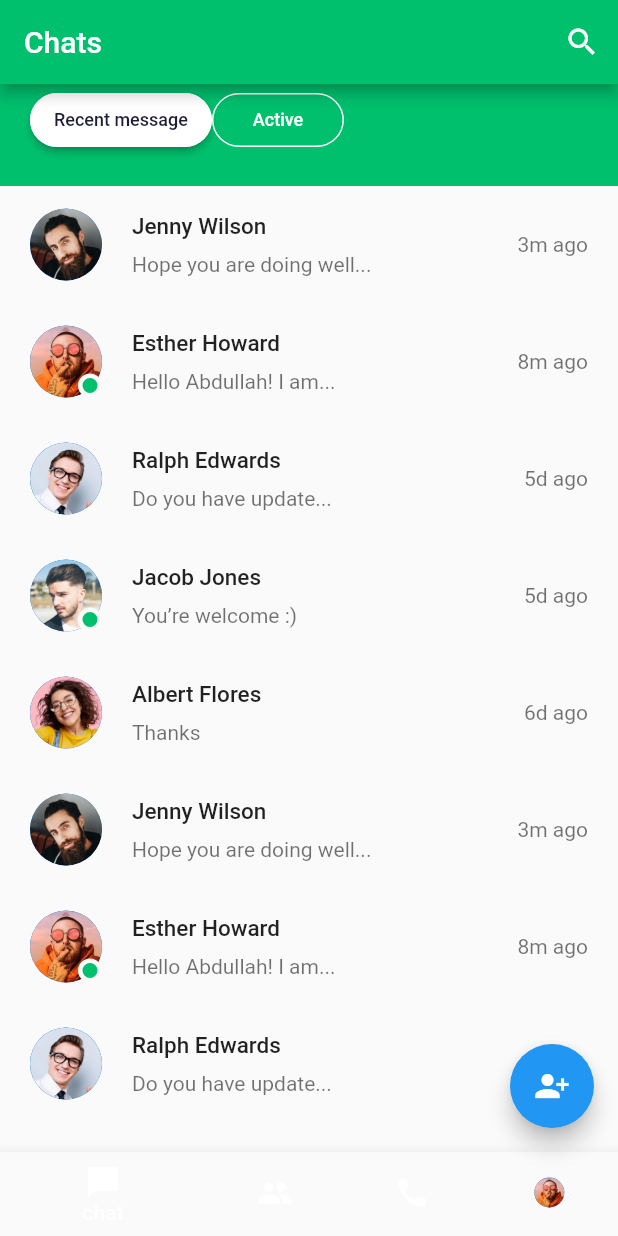
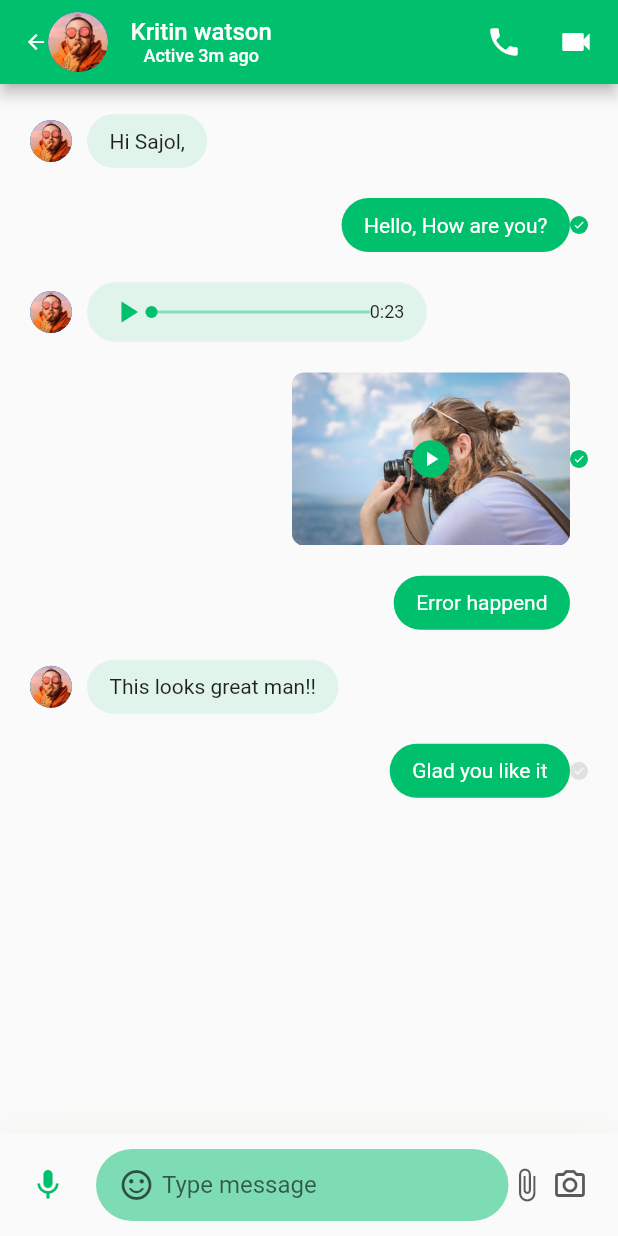
Before and after one commit to Intihar12/messaging-mobile-app, a Flutter app: the chatsscreen screen opened directly, after a tap on "Jenny Wilson", on a phone screen of 412 x 824 dp. Run offline on Flutter 3.47's test engine with Material 2 defaults, Android fonts, the phone set to English and light mode, and no system bars; our stand-ins replace google_fonts.

Commit message:
messaging app done

```diff
--- /dev/null
+++ b/lib/modals/ChatMessage.dart
@@ -0,0 +1,61 @@
+enum ChatMessageType { text, audio, image, video }
+enum MessageStatus { not_sent, not_view, viewed }
+
+class ChatMessage {
+  final String text;
+  final ChatMessageType messageType;
+  final MessageStatus messageStatus;
+  final bool isSender;
+
+  ChatMessage({
+    this.text = '',
+    required this.messageType,
+    required this.messageStatus,
+    required this.isSender,
+  });
+}
+
+List demeChatMessages = [
+  ChatMessage(
+    text: "Hi Sajol,",
+    messageType: ChatMessageType.text,
+    messageStatus: MessageStatus.viewed,
+    isSender: false,
+  ),
+  ChatMessage(
+    text: "Hello, How are you?",
+    messageType: ChatMessageType.text,
+    messageStatus: MessageStatus.viewed,
+    isSender: true,
+  ),
+  ChatMessage(
+    text: "",
+    messageType: ChatMessageType.audio,
+    messageStatus: MessageStatus.viewed,
+    isSender: false,
+  ),
+  ChatMessage(
+    text: "",
+    messageType: ChatMessageType.video,
+    messageStatus: MessageStatus.viewed,
+    isSender: true,
+  ),
+  ChatMessage(
+    text: "Error happend",
+    messageType: ChatMessageType.text,
+    messageStatus: MessageStatus.not_sent,
+    isSender: true,
+  ),
+  ChatMessage(
+    text: "This looks great man!!",
+    messageType: ChatMessageType.text,
+    messageStatus: MessageStatus.viewed,
+    isSender: false,
+  ),
+  ChatMessage(
+    text: "Glad you like it",
+    messageType: ChatMessageType.text,
+    messageStatus: MessageStatus.not_view,
+    isSender: true,
+  ),
+];
--- a/lib/screens/charts/chats_screen.dart
+++ b/lib/screens/chats/chats_screen.dart
@@ -11,6 +11,7 @@ class chatsscreen extends StatefulWidget {
 }
 
 class _chatsscreenState extends State<chatsscreen> {
+  int _selectedIndex=1;
   @override
   Widget build(BuildContext context) {
     return Scaffold(
@@ -21,7 +22,19 @@ class _chatsscreenState extends State<chatsscreen> {
         child: Icon(Icons.person_add_alt_1, color: Colors.white,),
       ),
 
-      bottomNavigationBar: BottomNavigationBar(
+      bottomNavigationBar: buildBottomNavigationBar(),
+    );
+  }
+
+  BottomNavigationBar buildBottomNavigationBar() {
+    return BottomNavigationBar(
+      type: BottomNavigationBarType.fixed,
+      currentIndex: _selectedIndex,
+      onTap: (value){
+        setState(() {
+          _selectedIndex=value;
+        });
+      },
       items: [
         BottomNavigationBarItem(icon: Icon(Icons.messenger,), label: "chat"),
         BottomNavigationBarItem(icon: Icon(Icons.people),label: "people"),
@@ -29,13 +42,12 @@ class _chatsscreenState extends State<chatsscreen> {
        BottomNavigationBarItem(
 
    icon: CircleAvatar(
-       radius: 10,
+     radius: 14,
      backgroundImage: AssetImage("assets/images/user_2.png"),
  ),
  label: "profile"
  )
       ],
-      ),
     );
   }
 
--- a/lib/screens/charts/componentss/body.dart
+++ b/lib/screens/chats/componentss/body.dart
@@ -2,6 +2,7 @@ import 'package:flutter/material.dart';
 import 'package:messagingapp/components/filled_outline_button.dart';
 import 'package:messagingapp/constants.dart';
 import 'package:messagingapp/modals/Chat.dart';
+import 'package:messagingapp/screens/messages/message_screen.dart';
 
 import 'chat_card.dart';
 class Body extends StatelessWidget {
@@ -27,8 +28,11 @@ class Body extends StatelessWidget {
         Expanded(
          child: ListView.builder(
              itemCount: chatsData.length,
-             itemBuilder: (context, index)=> chatCard(chat: chatsData[index],press: (){},)),
-        )
+             itemBuilder: (context, index)=> chatCard(chat: chatsData[index],
+
+        press:()=> Navigator.push(context, MaterialPageRoute(builder: (context)=>messagescreen()),),)),
+        ),
+
       ],
 
     );
--- a/lib/screens/charts/componentss/chat_card.dart
+++ b/lib/screens/chats/componentss/chat_card.dart
@@ -12,7 +12,7 @@ class chatCard extends StatelessWidget {
   @override
   Widget build(BuildContext context) {
     return InkWell(
-      onTap: (){},
+      onTap: press,
       child: Padding(
         padding: const EdgeInsets.symmetric(horizontal: kDefaultPadding, vertical: kDefaultPadding * 0.75),
         child: Row(
--- /dev/null
+++ b/lib/screens/messages/componrnnts/Text_message.dart
@@ -0,0 +1,26 @@
+import 'package:flutter/material.dart';
+import 'package:messagingapp/modals/ChatMessage.dart';
+
+import '../../../constants.dart';
+class Textmessage extends StatelessWidget {
+  const Textmessage({
+    Key? key,required this.message
+  }) : super(key: key);
+  final ChatMessage message;
+  @override
+  Widget build(BuildContext context) {
+    return Container(
+
+      padding: EdgeInsets.symmetric(
+          horizontal: kDefaultPadding * 0.75,
+          vertical: kDefaultPadding / 2),
+      decoration: BoxDecoration(
+          color: kPrimaryColor.withOpacity(message.isSender ? 1 : 0.1),
+          borderRadius: BorderRadius.circular(30)),
+
+      child:  Text(message.text,
+        style: TextStyle(color: message.isSender ? Colors.white : Theme.of(context).textTheme.bodyText1?.color),),
+
+    );
+  }
+}
--- /dev/null
+++ b/lib/screens/messages/componrnnts/audiomessage.dart
@@ -0,0 +1,52 @@
+import 'package:flutter/material.dart';
+import 'package:messagingapp/modals/ChatMessage.dart';
+
+import '../../../constants.dart';
+class AudioMessage extends StatelessWidget {
+  const AudioMessage({Key? key, required this.message}) : super(key: key);
+  final ChatMessage message;
+  @override
+  Widget build(BuildContext context) {
+    return Container(
+      width: MediaQuery.of(context).size.width * 0.55,
+      height: 40,
+      padding: EdgeInsets.symmetric(horizontal: kDefaultPadding * 0.75,
+          vertical: kDefaultPadding / 2.5),
+      decoration: BoxDecoration(
+          borderRadius: BorderRadius.circular(30),
+
+          color: kPrimaryColor.withOpacity(message.isSender ? 1 : 0.1)),
+
+      child: Row(
+        children: [
+          Icon(Icons.play_arrow,
+            color: message.isSender ? Colors.white : kPrimaryColor,),
+          Expanded(
+              child: Stack(
+                clipBehavior: Clip.none,
+                alignment: Alignment.center,
+                children: [
+                  Container(
+                    width:double.infinity,
+                    height: 2,
+                    color: message.isSender ? Colors.white : kPrimaryColor.withOpacity(0.4),),
+                  Positioned(
+                    left: 0,
+                    child: Container(
+                      height: 8,
+                      width: 8,
+                      decoration: BoxDecoration(
+                          color: message.isSender ? Colors.white : kPrimaryColor,
+                          shape: BoxShape.circle       ),
+                    ),
+                  )
+                ],
+              )
+          ),
+
+          Text("0:23", style: TextStyle(fontSize: 12, color:  message.isSender ? Colors.white : null),)
+        ],
+      ),
+    );
+  }
+}
--- /dev/null
+++ b/lib/screens/messages/componrnnts/boddy.dart
@@ -0,0 +1,25 @@
+import 'package:flutter/material.dart';
+import 'package:messagingapp/constants.dart';
+import 'package:messagingapp/modals/ChatMessage.dart';
+
+import 'Text_message.dart';
+import 'chat_inputfield.dart';
+import 'message.dart';
+class Body extends StatelessWidget {
+  const Body({Key? key}) : super(key: key);
+
+  @override
+  Widget build(BuildContext context) {
+    return Column(
+      children: [
+     Expanded(
+       child: Padding(
+         padding: const EdgeInsets.symmetric(horizontal: kDefaultPadding),
+         child: ListView.builder(
+           itemCount: demeChatMessages.length,
+           itemBuilder: (context,index)=> Message(message: demeChatMessages[index],)),
+       ),),
+      chatinputfield(),
+       ],);
+  }
+}
--- /dev/null
+++ b/lib/screens/messages/componrnnts/chat_inputfield.dart
@@ -0,0 +1,56 @@
+import 'package:flutter/material.dart';
+
+import '../../../constants.dart';
+
+class chatinputfield extends StatelessWidget {
+  const chatinputfield({
+    Key? key,
+  }) : super(key: key);
+
+  @override
+  Widget build(BuildContext context) {
+    return Container(
+      padding: EdgeInsets.symmetric(horizontal: kDefaultPadding,
+          vertical: kDefaultPadding / 2),
+      decoration: BoxDecoration(color: Theme.of(context).scaffoldBackgroundColor,
+          boxShadow: [BoxShadow(
+              offset: Offset(0,4),
+              blurRadius: 32,
+              color: Color(0xFF887949).withOpacity(0.08)
+          )]),
+
+      child: SafeArea(
+          child:Row(
+            children: [
+              Icon(Icons.mic, color: kPrimaryColor,),
+              SizedBox(width: kDefaultPadding,),
+              Expanded(
+                child: Container(
+                  padding: EdgeInsets.symmetric(horizontal: kDefaultPadding * 0.75),
+                  decoration: BoxDecoration(color: kPrimaryColor.withOpacity(0.5),
+                      borderRadius: BorderRadius.circular(48)),
+                  child: Row(
+                    children: [
+                      Icon(Icons.sentiment_satisfied_alt_outlined,
+                        color: Theme.of(context).textTheme.bodyText1?.color?.withOpacity(0.64),),
+                      SizedBox(width: kDefaultPadding / 4,),
+                      Expanded(
+                        child: TextField(
+                          decoration: InputDecoration(hintText: "Type message",border: InputBorder.none),
+                        ),
+                      ),
+
+                    ],),
+
+                ),),
+              Icon(Icons.attach_file,
+                color: Theme.of(context).textTheme.bodyText1?.color?.withOpacity(0.64),),
+              SizedBox(width: kDefaultPadding / 4,),
+
+              Icon(Icons.camera_alt_outlined,
+                color: Theme.of(context).textTheme.bodyText1?.color?.withOpacity(0.64),),
+
+            ],)),
+    );
+  }
+}
--- /dev/null
+++ b/lib/screens/messages/componrnnts/message.dart
@@ -0,0 +1,82 @@
+import 'package:flutter/material.dart';
+import 'package:messagingapp/modals/ChatMessage.dart';
+import 'package:messagingapp/screens/messages/componrnnts/video_message.dart';
+
+import '../../../constants.dart';
+import 'Text_message.dart';
+import 'audiomessage.dart';
+
+
+
+class Message extends StatelessWidget {
+  const Message({
+    Key? key, required this.message
+  }) : super(key: key);
+  final ChatMessage message;
+  @override
+  Widget build(BuildContext context) {
+    Widget messageContained(ChatMessage message){
+      switch (message.messageType){
+        case ChatMessageType.text : return Textmessage(message: message);
+        break;
+        case ChatMessageType.audio: return AudioMessage(message: message,);
+        case ChatMessageType.video: return Videomessage();
+        break ;
+        default: return SizedBox();
+      }
+    }
+    return Padding(
+      padding: const EdgeInsets.only(top: kDefaultPadding),
+      child: Row(
+        mainAxisAlignment: message.isSender ? MainAxisAlignment.end : MainAxisAlignment.start,
+        children: [
+          if(!message.isSender)...[
+
+            CircleAvatar(
+              radius: 14,
+              backgroundImage: AssetImage("assets/images/user_2.png"),
+            ),
+            SizedBox(width: kDefaultPadding / 2,)
+          ],
+
+       //   Textmessage(message: message,),
+messageContained(message),
+          if(message.isSender)MessageStatusDot(status: message.messageStatus,),
+        ],
+      ),
+    );
+  }
+}
+
+class MessageStatusDot extends StatelessWidget {
+  final MessageStatus status;
+  const MessageStatusDot({Key? key, required this.status}) : super(key: key);
+
+  @override
+  Widget build(BuildContext context) {
+    Color? dotcolor(MessageStatus status){
+      switch(status){
+        case MessageStatus.not_sent: kErrorColor;
+        break;
+        case MessageStatus.not_view: return Theme.of(context).textTheme.bodyText1?.color?.withOpacity(0.1);
+        break;
+        case MessageStatus.viewed: return kPrimaryColor;
+        break;
+        default:return Colors.transparent;
+      }
+    }
+    return Container(
+      height: 12,
+      width: 12,
+      decoration: BoxDecoration(
+        color: dotcolor(status),
+//color: kPrimaryColor,
+        shape: BoxShape.circle
+      ),
+      child: Icon(
+        status == MessageStatus.not_sent ? Icons.close :
+        Icons.done, size: 8,
+      color: Theme.of(context).scaffoldBackgroundColor,),
+    );
+  }
+}
--- /dev/null
+++ b/lib/screens/messages/componrnnts/video_message.dart
@@ -0,0 +1,37 @@
+import 'package:flutter/material.dart';
+
+import '../../../constants.dart';
+class Videomessage extends StatelessWidget {
+  const Videomessage({Key? key}) : super(key: key);
+
+  @override
+  Widget build(BuildContext context) {
+    return SizedBox(
+      width: MediaQuery.of(context).size.width * 0.45,
+      child: AspectRatio(
+        aspectRatio: 1.6,
+        child: Stack(
+          alignment: Alignment.center,
+          children: [
+            ClipRRect(
+              borderRadius: BorderRadius.circular(8),
+              child:  Image.asset("assets/images/Video Place Here.png"),
+            ),
+            Container(
+              height: 25,
+              width: 25,
+              decoration: BoxDecoration(
+                  color: kPrimaryColor,
+                  shape: BoxShape.circle
+              ),
+              child: Icon(Icons.play_arrow,
+                size: 16,
+                color: Colors.white,),
+            )
+          ],
+        ),
+
+      ),
+    );
+  }
+}
--- /dev/null
+++ b/lib/screens/messages/message_screen.dart
@@ -0,0 +1,49 @@
+
+
+import 'package:flutter/material.dart';
+import 'package:messagingapp/constants.dart';
+
+import 'componrnnts/boddy.dart';
+class messagescreen extends StatelessWidget {
+//  const messagescreen({Key? key}) : super(key: key);
+
+  @override
+  Widget build(BuildContext context) {
+    return Scaffold(
+      appBar: buildAppBar(),
+      body: Body(),
+    );
+  }
+
+  AppBar buildAppBar() {
+    return AppBar(
+      backgroundColor: kPrimaryColor,
+        automaticallyImplyLeading: false,
+        title: Row(
+      children: [
+      //  BackButton(),
+        Icon(
+            Icons.arrow_back, size: 16,
+          // color: Theme.of(context).textTheme.bodyText1?.color?.withOpacity(0.8)
+        ),
+
+
+        CircleAvatar(
+          backgroundImage: AssetImage("assets/images/user_2.png"),
+        ),
+        SizedBox(width: kDefaultPadding * 0.75,),
+        Column(
+          children: [
+          Text("Kritin watson", style: TextStyle(fontSize: 16),),
+          Text("Active 3m ago", style: TextStyle(fontSize: 12),),
+        ],)
+      ],
+    ),
+    actions: [
+      IconButton( icon: Icon(Icons.local_phone), onPressed: (){},),
+      IconButton( icon: Icon(Icons.videocam), onPressed: (){},),
+      SizedBox(width: kDefaultPadding / 5,)
+    ],
+    );
+  }
+}
--- a/lib/screens/signinorsignup/signin_orsignup.dart
+++ b/lib/screens/signinorsignup/signin_orsignup.dart
@@ -1,7 +1,9 @@
 import 'package:flutter/material.dart';
 import 'package:messagingapp/components/primary_button.dart';
 import 'package:messagingapp/constants.dart';
-import 'package:messagingapp/screens/charts/chats_screen.dart';
+import 'package:messagingapp/screens/chats/chats_screen.dart';
+
+
 class signinorsignup extends StatelessWidget {
   const signinorsignup({Key? key}) : super(key: key);
 
```
Lines whose indentation alone changed are shown as unchanged.
